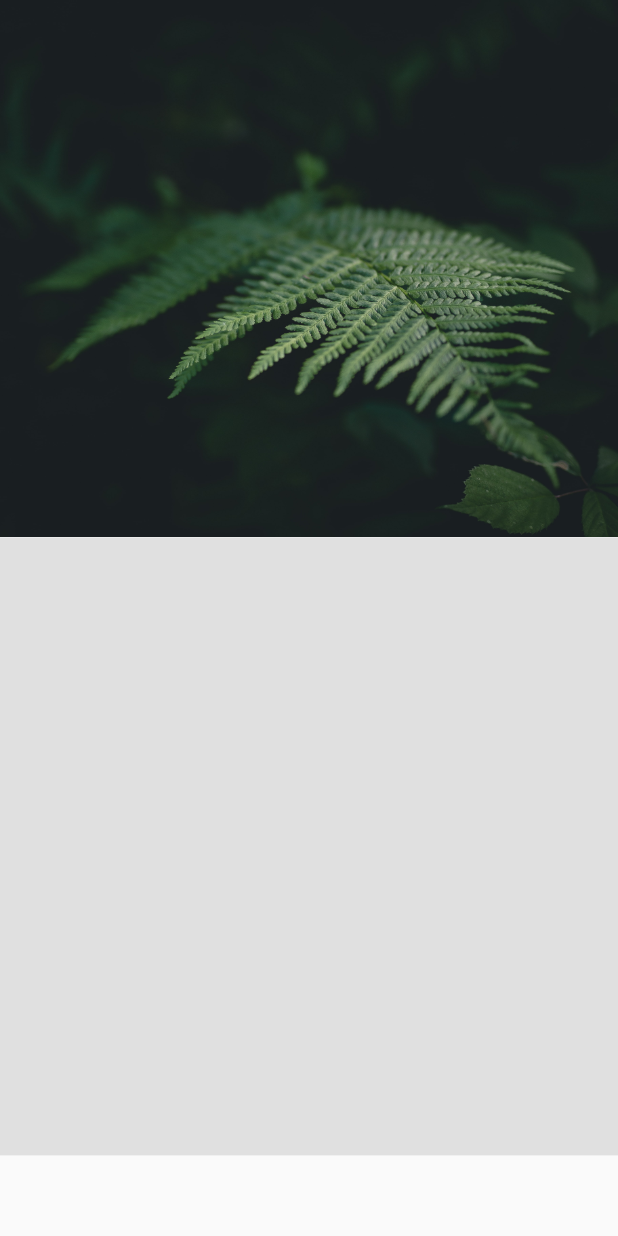
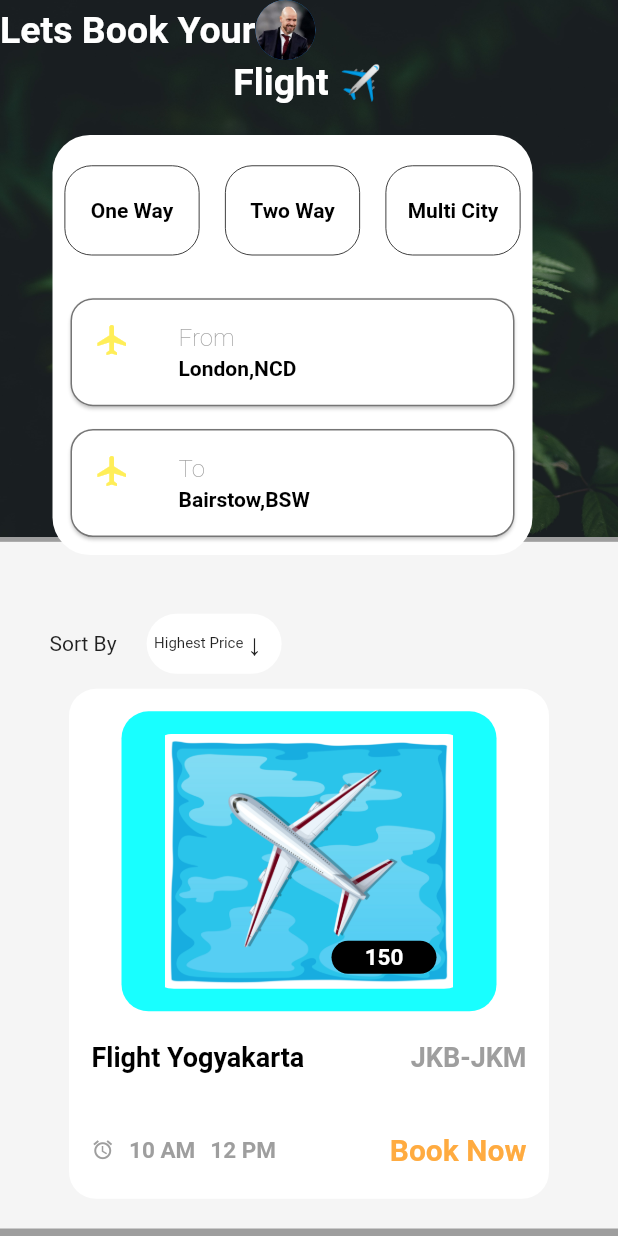
Before and after one commit to CyberCadence/ui_challenge, a Flutter app: the screen it shows after launch, on a phone screen of 412 x 824 dp. Run offline on Flutter 3.47's test engine with Material 2 defaults, Android fonts, the phone set to English and light mode, and no system bars.

Commit message:
second page done

```diff
--- a/lib/main.dart
+++ b/lib/main.dart
@@ -1,5 +1,5 @@
 import 'package:flutter/material.dart';
-import 'package:ui_challenge/views/ReusableWigets.dart';
+import 'package:ui_challenge/views/ReusableWigetsbookingPage.dart';
 import 'package:ui_challenge/views/pages/bookingPage.dart';
 import 'package:ui_challenge/views/pages/landingPage.dart';
 
--- a/lib/views/ReusableWigets.dart
+++ /dev/null
@@ -1,38 +0,0 @@
-
-
-
-import 'package:flutter/material.dart';
-
-class DefaultButtons extends StatelessWidget {
-    DefaultButtons({
-    Key? key,
-    required this.width,
-    required this.buttoncolor,
-    required this.text,
-  }) : super(key: key);
-
-  final double width;
-  final Color buttoncolor;
-  final String text;
-
-  @override
-  Widget build(BuildContext context) {
-
-
-    return     GestureDetector(
-             child: Container(
-              width: width,
-              height: 60.0,
-              decoration:   BoxDecoration(
-                color: buttoncolor,
-
-                borderRadius:   BorderRadius.circular(12.0),
-              ),
-              child:     Center(child:   Text( text,
-               style:   const TextStyle(fontSize: 18.0,
-               color: Colors.white,fontWeight: FontWeight. w700),),),
-                   ),
-           );
-
-  }
-}
--- /dev/null
+++ b/lib/views/ReusableWigetsbookingPage.dart
@@ -0,0 +1,150 @@
+// ignore_for_file: public_member_api_docs, sort_constructors_first
+
+
+
+import 'package:flutter/material.dart';
+
+class DefaultButtons extends StatelessWidget {
+    DefaultButtons({
+    Key? key,
+    required this.width,
+    required this.buttoncolor,
+    required this.text,
+  }) : super(key: key);
+
+  final double width;
+  final Color buttoncolor;
+  final String text;
+
+  @override
+  Widget build(BuildContext context) {
+
+
+    return     GestureDetector(
+             child: Container(
+              width: width,
+              height: 60.0,
+              decoration:   BoxDecoration(
+                color: buttoncolor,
+
+                borderRadius:   BorderRadius.circular(12.0),
+              ),
+              child:     Center(child:   Text( text,
+               style:   const TextStyle(fontSize: 18.0,
+               color: Colors.white,fontWeight: FontWeight. w700),),),
+                   ),
+           );
+
+  }
+}
+
+//reusbale  white container
+
+class CurvedContainer extends StatelessWidget {
+
+final Widget child;
+  final double height;
+  final double width;
+  final Color color;
+  const CurvedContainer({
+    Key? key,
+    required this.child,
+    required this.height,
+    required this.width,
+    this.color=Colors.white,
+  }) : super(key: key);
+
+  @override
+  Widget build(BuildContext context) {
+    return Container(
+      decoration: BoxDecoration(borderRadius: BorderRadius.circular(18),color: Colors.white),
+      width: width,height: height,);
+  }
+}
+
+
+
+
+class TapButton extends StatefulWidget {
+  const TapButton({
+    Key? key,
+    required this.text,
+  }) : super(key: key);
+final String text;
+
+
+
+  @override
+  State<TapButton> createState() => _TapButtonState();
+}
+// tap button
+class _TapButtonState extends State<TapButton> {
+
+
+
+
+  // 1
+  bool _hasBeenPressed = false;
+
+  @override
+  Widget build(BuildContext context) {
+    return InkWell(
+      onTap: () {
+        setState(() {
+          _hasBeenPressed = !_hasBeenPressed;
+        });
+      },
+      child: Container(
+        width: 90,
+        height: 60,
+        decoration: BoxDecoration(
+            borderRadius: BorderRadius.circular(18), border: Border.all(width: 0.5),
+            color: _hasBeenPressed ? const Color(0XFF3d928d) : Colors.white60),
+        child: Center(
+          child: Text(
+            widget.text,
+            style:
+                TextStyle(
+                  fontWeight: FontWeight.bold,
+                  color: _hasBeenPressed ? Colors.white : Colors.black),
+          ),
+        ),
+      ),
+    );
+  }
+}
+
+
+//Listtile card
+
+
+class CardTile extends StatelessWidget {
+
+
+  final IconData leadingIcon;
+  final String titleText;
+  final String subtitleText;
+
+  const CardTile({
+    Key? key,
+    required this.leadingIcon,
+    required this.titleText,
+    required this.subtitleText,
+  }) : super(key: key);
+
+  @override
+  Widget build(BuildContext context) {
+    return Card(
+              shape: RoundedRectangleBorder(
+                side: const BorderSide(width: 1,
+                  color: Colors.black54,
+                ),
+                borderRadius: BorderRadius.circular(15.0),
+              ),
+              child: ListTile(
+                leading: Icon(leadingIcon,color: Colors.yellow.shade400,),
+                title:   Text(titleText,style: const TextStyle(color: Colors.grey,fontWeight: FontWeight.w200),),subtitle:  Text( subtitleText,style: const TextStyle(fontWeight: FontWeight.w700,color: Colors.black),),
+              ),
+            );
+  }
+}
--- a/lib/views/constants.dart
+++ b/lib/views/constants.dart
@@ -1,13 +1,27 @@
+import 'package:flutter/cupertino.dart';
+import 'package:flutter/material.dart';
 import 'package:flutter/rendering.dart';
 
 class Constants{
 
 
 static   const Color kDarkgreencolor=  Color(0XFF3d928d);
+
+static     Color kgreycolor=  Colors.grey.shade400;
 // #3d928d
 static   const Color kCyancolor=  Color(0XFF3dd8cb );
 
 static   const Color kBgcolor=  Color(0XFFf6f6f6 );
+static const kwidth10=SizedBox(width:10 );
+static const kheight10=SizedBox(height:10 );
+static const kheight20=SizedBox(height:20 );
+static const kheight30=SizedBox(height:30 );
+static const kheight40=SizedBox(height:40 );
+
+
+
+static const kwidth5=SizedBox(width:5 );
+static const kheight5=SizedBox(height:5 );
 
 
 
--- a/lib/views/pages/bookingPage.dart
+++ b/lib/views/pages/bookingPage.dart
@@ -1,29 +1,176 @@
+// ignore_for_file: public_member_api_docs, sort_constructors_first
 import 'package:flutter/material.dart';
-import 'package:flutter/src/foundation/key.dart';
-import 'package:flutter/src/widgets/framework.dart';
+
 import 'package:ui_challenge/views/constants.dart';
 
-class BookingPage extends StatelessWidget {
+import '../ReusableWigetsbookingPage.dart';
+
+class BookingPage extends StatefulWidget {
   const BookingPage({Key? key}) : super(key: key);
 
+  @override
+  State<BookingPage> createState() => _BookingPageState();
+}
+
+class _BookingPageState extends State<BookingPage> {
   @override
   Widget build(BuildContext context) {
     return Scaffold(
       body: SafeArea(
-        child: Column(
+          child: Container(
+        color: Colors.grey,
+        height: double.maxFinite,
+        child: Stack(
           children: [
-            Container(height: MediaQuery.of(context).size.height/2.3,
+            Container(height: MediaQuery.of(context).size.height /
+                  2.3, //stack widget to implement
               width: double.maxFinite,
-              decoration: BoxDecoration(
-
-                image: DecorationImage(image: AssetImage('assets/Images/wallp.jpg'),fit: BoxFit. fitWidth)),
-
+              decoration: const BoxDecoration(
+                  image: DecorationImage(
+                      image: AssetImage('assets/Images/wallp.jpg'),
+                      fit: BoxFit.fitWidth)),child: Column(children: [Row(
+                        children: [
+                          BigText(text: 'Lets Book Your', size: 25,textcolor: Colors.white,),const CircleAvatar(backgroundImage: AssetImage('assets/Images/eth.jpg'),)
+                        ],
+                      )
+                     , BigText(text: 'Flight ✈', size: 25,textcolor: Colors.white,)],),
             ),
-
-            Container(color: Colors.grey.shade300,width: double.maxFinite,height:MediaQuery.of(context).size.height/2,) // need to fix height of bottom container
-          ],
+        BottomWidget(),MiddleWidget()],
         ),
-      ),
+      )),
     );
   }
 }
+
+class MiddleWidget extends StatelessWidget {
+  const MiddleWidget({
+    Key? key,
+  }) : super(key: key);
+
+  @override
+  Widget build(BuildContext context) {
+    return Positioned(
+            top: 90,
+            left: 35,
+            child: Container(
+              height: 280,
+              width: 320,
+              decoration: BoxDecoration(
+                  borderRadius: BorderRadius.circular(25),
+                  color: Colors.white),
+              child: Padding(
+                padding: const EdgeInsets.all(8.0),
+                child: Column(mainAxisAlignment: MainAxisAlignment.spaceBetween,
+                  children: [
+                    Constants.kheight5,
+                    Row(
+                      mainAxisAlignment: MainAxisAlignment.spaceBetween,
+                      children: const [
+                        TapButton(text: 'One Way',),  TapButton(text: 'Two Way',),  TapButton(text: 'Multi City',)
+                      ],
+                    ),
+                 Constants.kheight10,
+
+                 const CardTile(leadingIcon: Icons.flight,subtitleText: 'London,NCD',titleText: 'From'),
+                 const CardTile(leadingIcon: Icons.flight,subtitleText: 'Bairstow,BSW',titleText: 'To'),           ],
+                ),
+              ),
+            ));
+  }
+}
+
+class BottomWidget extends StatelessWidget {
+  const BottomWidget({
+    Key? key,
+  }) : super(key: key);
+
+  @override
+  Widget build(BuildContext context) {
+    return Positioned(
+     bottom: 5,
+     child: Container(width:MediaQuery.of(context).size.width,height:MediaQuery.of(context).size.height/1.8,
+       color: Colors.grey.shade100,
+       child: Padding(
+         padding: const EdgeInsets.all(8.0),
+         child: Column(children: [
+        const SizedBox(height: 40,),
+          Padding(
+           padding: const EdgeInsets.only(left: 25),
+           child: Row(children: [const Text('Sort By'),const SizedBox(width: 20,),
+
+        Container(width: 90,height: 40,
+        padding: const EdgeInsets.all(5),
+         decoration: BoxDecoration(borderRadius:
+        BorderRadius.circular(25),color: Colors.white), child:   Row(
+          children: const [
+            Text('Highest Price ',style: TextStyle(fontSize: 10),),
+         Text('↓',style: TextStyle(fontSize: 20),) ],
+        )),
+            const SizedBox(width: 10,)  ],),
+         )
+        ,Constants.kheight10,
+        Container(   decoration: BoxDecoration(borderRadius: BorderRadius.circular(18),
+        color: Colors.white),width: 320,height: 340,child: Padding(padding: const EdgeInsets.all(15),
+        child: Column(
+         children: [
+
+           Container(  padding: const EdgeInsets.all(15),
+           decoration: BoxDecoration(borderRadius: BorderRadius.circular(18),
+
+           color: Colors.cyanAccent),width:250 ,height: 200,child: Stack(
+
+            children: [
+             Container(decoration:   BoxDecoration(
+               borderRadius: BorderRadius.circular(20),
+               image: const DecorationImage(image: AssetImage('assets/svg/plane.jpg'))),)
+             , Positioned(right: 25,bottom: 10,
+               child: Container(
+                 width: 70,height: 22,decoration: BoxDecoration(borderRadius: BorderRadius.circular(20,),
+                 color: Colors.black),
+                 child: const Center(child: Text('150',
+                 style: TextStyle(color: Colors.white,fontWeight: FontWeight.bold,fontSize: 15),))),
+             ),
+            ],
+          ),
+          ),
+          Constants.kheight20,
+          Row(mainAxisAlignment: MainAxisAlignment.spaceBetween,
+            children: [
+              BigText(text: 'Flight Yogyakarta',size:18 ),  Constants.kwidth5, BigText(text: 'JKB-JKM', size: 18,textcolor: Colors.grey,)
+            ],
+          ),
+          Constants.kheight40,
+          Row(
+            children: [const Icon(Icons.alarm,color: Colors.grey,size: 15,),Constants.kwidth10,
+              BigText(
+         textcolor: Colors.grey,
+         text: '10 AM', size: 15),
+         Constants.kwidth10,
+         BigText(
+         textcolor: Colors.grey,
+         text: '12 PM', size: 15) ,const Spacer(), BigText(text: 'Book Now', size: 20,textcolor: Colors.orangeAccent,)
+            ],
+          )],),),)
+        , ],),
+       ),) );
+  }
+}
+
+class BigText extends StatelessWidget {
+  final String text;
+  final double size;
+  final Color textcolor;
+
+
+  BigText({
+    Key? key,
+    required this.text,
+    required this.size,
+      this.textcolor=Colors.black,
+  }) : super(key: key);
+
+  @override
+  Widget build(BuildContext context) {
+    return Text(text,style: TextStyle(fontWeight: FontWeight.bold,fontSize: size,color: textcolor),);
+  }
+}
--- a/lib/views/pages/landingPage.dart
+++ b/lib/views/pages/landingPage.dart
@@ -1,6 +1,6 @@
 
 import 'package:flutter/material.dart';
-import 'package:ui_challenge/views/ReusableWigets.dart';
+import 'package:ui_challenge/views/ReusableWigetsbookingPage.dart';
 
 class HomePage extends StatelessWidget {
   const HomePage({Key? key}) : super(key: key);
--- a/pubspec.yaml
+++ b/pubspec.yaml
@@ -60,7 +60,7 @@ flutter:
   # To add assets to your application, add an assets section, like this:
   assets:
     - assets/Images/
-
+    - assets/svg/
   # An image asset can refer to one or more resolution-specific "variants", see
   # https://flutter.dev/assets-and-images/#resolution-aware
 
```
Also changed, not shown: assets/Images/eth.jpg (added), assets/svg/plane.jpg (added).
